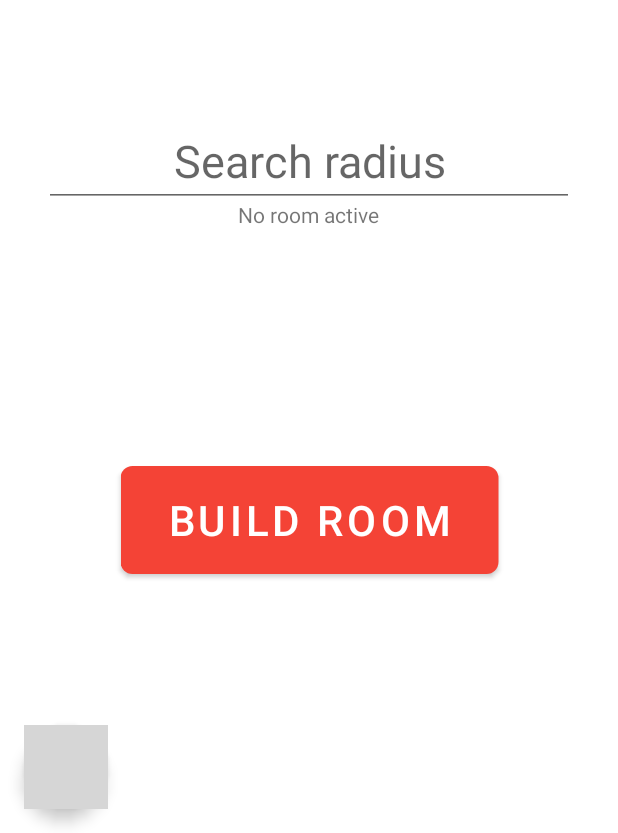
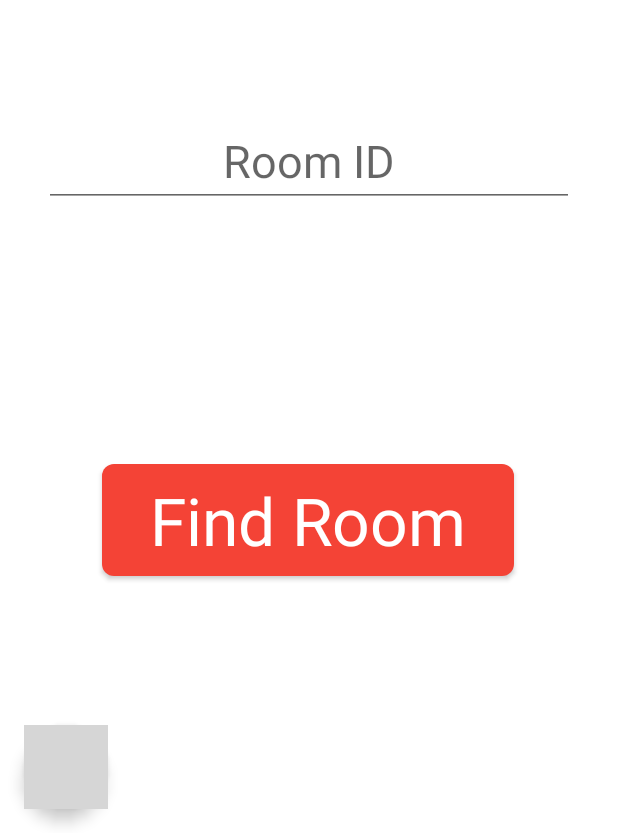
Before and after one commit to Blaemerson/ChickenTender, an Android app: the screen it shows after launch (MainActivity), after a tap on "JOIN", on a phone screen of 412 x 824 dp, the part 403-1236 px from its top. Run offline under Robolectric (Android 15) with nearby library versions, the phone set to English and light mode, and no system bars; our stand-ins replace navigation-ui; grey boxes are pictures that could not be loaded.

Commit message:
Added basic join room screen

```diff
--- a/app/src/main/java/com/chickentender/apk/JoinRoomFragment.java
+++ b/app/src/main/java/com/chickentender/apk/JoinRoomFragment.java
@@ -1,12 +1,22 @@
 package com.chickentender.apk;
 
+import android.content.Context;
 import android.os.Bundle;
 
+import androidx.annotation.NonNull;
 import androidx.fragment.app.Fragment;
+import androidx.navigation.fragment.NavHostFragment;
 
+import android.view.KeyEvent;
 import android.view.LayoutInflater;
 import android.view.View;
 import android.view.ViewGroup;
+import android.view.inputmethod.EditorInfo;
+import android.view.inputmethod.InputMethodManager;
+import android.widget.TextView;
+
+import com.chickentender.apk.databinding.FragmentCreateRoomBinding;
+import com.chickentender.apk.databinding.FragmentJoinRoomBinding;
 
 /**
  * A simple {@link Fragment} subclass.
@@ -15,6 +25,7 @@ import android.view.ViewGroup;
  */
 public class JoinRoomFragment extends Fragment {
 
+    private FragmentJoinRoomBinding binding;
     // TODO: Rename parameter arguments, choose names that match
     // the fragment initialization parameters, e.g. ARG_ITEM_NUMBER
     private static final String ARG_PARAM1 = "param1";
@@ -53,12 +64,45 @@ public class JoinRoomFragment extends Fragment {
             mParam1 = getArguments().getString(ARG_PARAM1);
             mParam2 = getArguments().getString(ARG_PARAM2);
         }
+
+    }
+
+    public void onViewCreated(@NonNull View view, Bundle savedInstanceState) {
+        super.onViewCreated(view, savedInstanceState);
+
+        binding.editTextRoomID.setOnEditorActionListener(new TextView.OnEditorActionListener() {
+            @Override
+            public boolean onEditorAction(TextView textView, int i, KeyEvent keyEvent) {
+                if (i == EditorInfo.IME_ACTION_DONE) {
+                    InputMethodManager imm = (InputMethodManager)textView.getContext().getSystemService(Context.INPUT_METHOD_SERVICE);
+                    imm.hideSoftInputFromWindow(textView.getWindowToken(), 0);
+                    return true;
+                }
+
+                return true;
+            }
+        });
+        binding.buttonBack.setOnClickListener(new View.OnClickListener() {
+            @Override
+            public void onClick(View view) {
+                NavHostFragment.findNavController(JoinRoomFragment.this)
+                        .navigate(R.id.action_ThirdFragment_to_FirstFragment);
+            }
+        });
+        binding.buttonRoomSearch.setOnClickListener(new View.OnClickListener() {
+            @Override
+            public void onClick(View view) {
+                // TODO: get room from server
+            }
+        });
+
     }
 
     @Override
     public View onCreateView(LayoutInflater inflater, ViewGroup container,
                              Bundle savedInstanceState) {
         // Inflate the layout for this fragment
-        return inflater.inflate(R.layout.fragment_join_room, container, false);
+        binding = FragmentJoinRoomBinding.inflate(inflater, container, false);
+        return binding.getRoot();
     }
 }
--- a/app/src/main/java/com/chickentender/apk/MainActivity.java
+++ b/app/src/main/java/com/chickentender/apk/MainActivity.java
@@ -24,10 +24,10 @@ public class MainActivity extends AppCompatActivity {
     public void createRoom(String name, Restaurant[] restaurants, double lat, double lng) {
         activeRoom = new Room(name, restaurants, "", 1500, lat, lng);
     }
+    public Room getActiveRoom() {
+        return activeRoom;
+    }
 
-    public void setText(String str) {
-        binding.textView.setText(str);
-    }
     @Override
     protected void onCreate(Bundle savedInstanceState) {
         super.onCreate(savedInstanceState);
@@ -38,11 +38,6 @@ public class MainActivity extends AppCompatActivity {
 //        setSupportActionBar(binding.toolbar);
 
         NavController navController = Navigation.findNavController(this, R.id.nav_host_fragment_content_main);
-        if (activeRoom == null) {
-            binding.textView.setText("No room active");
-        } else {
-            binding.textView.setText(activeRoom.getName());
-        }
     }
 
     @Override
--- a/app/src/main/java/com/chickentender/apk/WelcomeFragment.java
+++ b/app/src/main/java/com/chickentender/apk/WelcomeFragment.java
@@ -31,9 +31,15 @@ public class WelcomeFragment extends Fragment {
         super.onViewCreated(view, savedInstanceState);
 
         binding.buttonJoinRoom.setOnClickListener(view12 -> NavHostFragment.findNavController(WelcomeFragment.this)
-                .navigate(R.id.action_WelcomeFragment_to_CreateRoomFragment));
+                .navigate(R.id.action_WelcomeFragment_to_JoinRoomFragment));
         binding.buttonCreateRoom.setOnClickListener(view1 -> NavHostFragment.findNavController(WelcomeFragment.this)
                 .navigate(R.id.action_WelcomeFragment_to_CreateRoomFragment));
+
+        if (((MainActivity) getActivity()).getActiveRoom() == null) {
+            binding.textView.setText("No room active");
+        } else {
+            binding.textView.setText(((MainActivity) getActivity()).getActiveRoom().getName());
+        }
     }
 
     @Override
--- a/app/src/main/res/layout/activity_main.xml
+++ b/app/src/main/res/layout/activity_main.xml
@@ -30,11 +30,5 @@
         android:translationY="-200dp"
         app:srcCompat="@mipmap/ic_launcher_round" />
 
-    <TextView
-        android:id="@+id/textView"
-        android:layout_width="wrap_content"
-        android:layout_height="wrap_content"
-        android:layout_gravity="center"
-        android:text="TextView" />
 
 </androidx.coordinatorlayout.widget.CoordinatorLayout>
--- a/app/src/main/res/layout/fragment_join_room.xml
+++ b/app/src/main/res/layout/fragment_join_room.xml
@@ -1,14 +1,55 @@
 <?xml version="1.0" encoding="utf-8"?>
-<FrameLayout xmlns:android="http://schemas.android.com/apk/res/android"
+<androidx.constraintlayout.widget.ConstraintLayout xmlns:android="http://schemas.android.com/apk/res/android"
+    xmlns:app="http://schemas.android.com/apk/res-auto"
     xmlns:tools="http://schemas.android.com/tools"
+    android:id="@+id/frameLayout2"
     android:layout_width="match_parent"
     android:layout_height="match_parent"
     tools:context=".JoinRoomFragment">
 
-    <!-- TODO: Update blank fragment layout -->
-    <TextView
-        android:layout_width="match_parent"
-        android:layout_height="match_parent"
-        android:text="@string/hello_blank_fragment" />
 
-</FrameLayout>
+    <EditText
+        android:id="@+id/editTextRoomID"
+        android:layout_width="wrap_content"
+        android:layout_height="wrap_content"
+        android:layout_gravity="center_horizontal"
+        android:ems="10"
+        android:gravity="center"
+        android:hint="Room ID"
+        android:imeOptions="actionDone"
+        android:inputType="text"
+        android:textSize="30sp"
+        app:layout_constraintBottom_toTopOf="@id/button_back"
+        app:layout_constraintEnd_toEndOf="parent"
+        app:layout_constraintStart_toStartOf="parent"
+        app:layout_constraintTop_toTopOf="parent" />
+
+    <Button
+        android:id="@+id/button_room_search"
+        android:layout_width="wrap_content"
+        android:layout_height="wrap_content"
+        android:layout_gravity="center|center_horizontal"
+        android:layout_margin="16dp"
+        android:text="Find Room"
+        android:textAppearance="@style/TextAppearance.AppCompat.Large"
+        app:layout_constraintBottom_toBottomOf="parent"
+        app:layout_constraintEnd_toEndOf="parent"
+        app:layout_constraintHorizontal_bias="0.498"
+        app:layout_constraintStart_toStartOf="parent"
+        android:scaleX="2"
+        android:scaleY="2"
+        app:layout_constraintTop_toBottomOf="@id/editTextRoomID" />
+
+    <com.google.android.material.floatingactionbutton.FloatingActionButton
+        android:id="@+id/button_back"
+        android:layout_width="wrap_content"
+        android:layout_height="wrap_content"
+        android:layout_gravity="start|bottom"
+        android:contentDescription="Go Back"
+        android:src="@drawable/quantum_ic_arrow_back_grey600_24"
+        android:layout_margin="16dp"
+        app:layout_constraintBottom_toBottomOf="parent"
+        app:layout_constraintStart_toStartOf="parent" />
+
+
+</androidx.constraintlayout.widget.ConstraintLayout>
--- a/app/src/main/res/navigation/nav_graph.xml
+++ b/app/src/main/res/navigation/nav_graph.xml
@@ -14,6 +14,9 @@
         <action
             android:id="@+id/action_WelcomeFragment_to_CreateRoomFragment"
             app:destination="@id/SecondFragment" />
+        <action
+            android:id="@+id/action_WelcomeFragment_to_JoinRoomFragment"
+            app:destination="@id/ThirdFragment" />
     </fragment>
     <fragment
         android:id="@+id/SecondFragment"
@@ -25,4 +28,14 @@
             android:id="@+id/action_SecondFragment_to_FirstFragment"
             app:destination="@id/FirstFragment" />
     </fragment>
+    <fragment
+        android:id="@+id/ThirdFragment"
+        android:name="com.chickentender.apk.JoinRoomFragment"
+        android:label="Join Room"
+        tools:layout="@layout/fragment_join_room">
+
+        <action
+            android:id="@+id/action_ThirdFragment_to_FirstFragment"
+            app:destination="@id/FirstFragment" />
+    </fragment>
 </navigation>
```
Also changed, not shown: app/src/main/java/com/chickentender/apk/CreateRoomFragment.java (+5 -10 lines), app/src/main/java/com/chickentender/apk/RoomConfirmationFragment.java (added, +64 -0 lines), app/src/main/res/layout/fragment_room_confirmation.xml (added, +14 -0 lines), app/src/main/res/layout/fragment_welcome.xml (+12 -0 lines).
